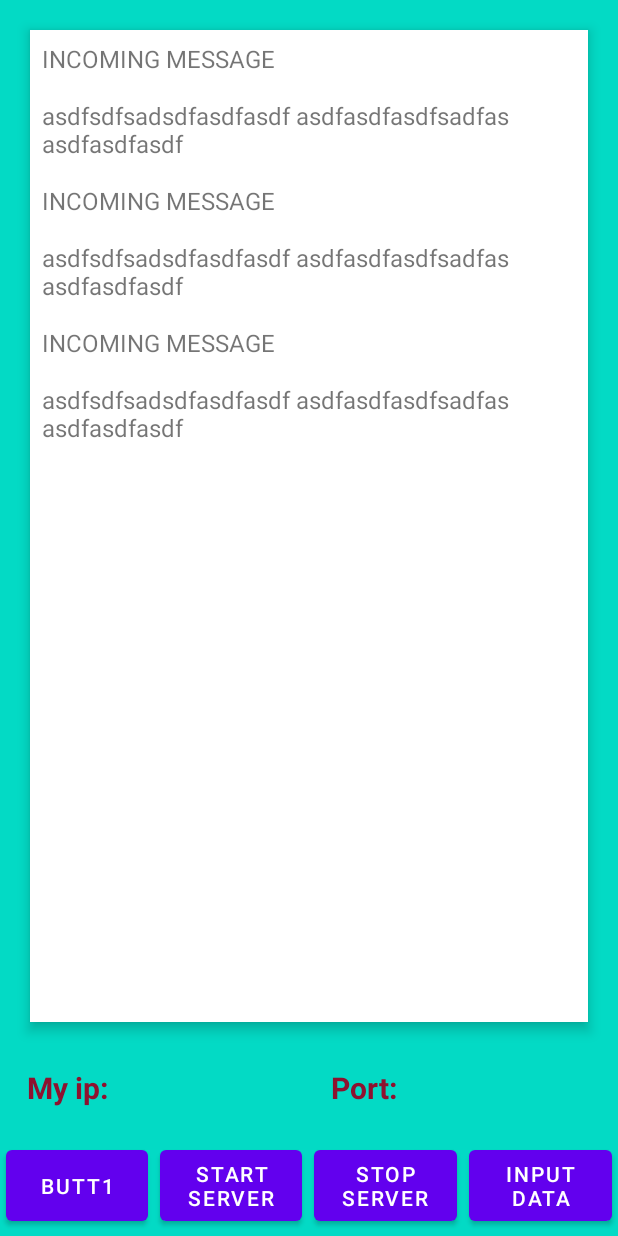
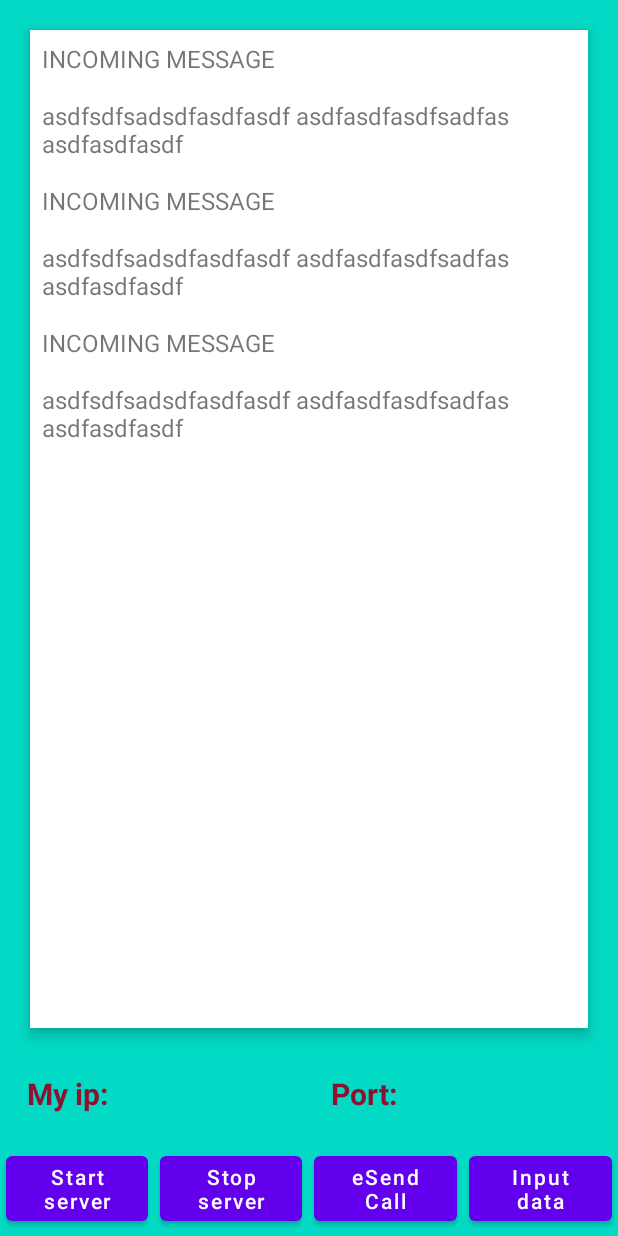
Before and after one commit to iliasPs/ecrTest, an Android app built with Jetpack Compose: the layout activity_main.xml on its own in the app's theme, with its tools: preview values and no code run, on a phone screen of 412 x 824 dp. Run offline under Robolectric (Android 15) with nearby library versions, the phone set to English and light mode, and no system bars.

Commit message:
all around fixes

```diff
--- a/app/src/main/res/layout/main_layout.xml
+++ b/app/src/main/res/layout/main_layout.xml
@@ -21,14 +21,14 @@
             android:layout_width="wrap_content"
             android:layout_height="wrap_content"
             android:layout_weight="0.5"
-            android:text="My ip:" />
+            android:text="@string/my_ip_header" />
 
         <TextView
             android:id="@+id/port_tv"
             style="@style/TextviewStyle"
             android:layout_width="wrap_content"
             android:layout_height="wrap_content"
-            android:text="Port:" />
+            android:text="@string/port_header_main" />
     </androidx.appcompat.widget.LinearLayoutCompat>
 
     <androidx.appcompat.widget.LinearLayoutCompat
@@ -42,20 +42,13 @@
         app:layout_constraintStart_toStartOf="parent">
 
         <Button
-            android:id="@+id/button_first"
-            android:layout_width="0dp"
-            android:layout_height="match_parent"
-            android:layout_margin="4dp"
-            android:layout_weight="1"
-            android:text="butt1" />
-
-        <Button
             android:id="@+id/button_2"
             android:layout_width="0dp"
             android:layout_height="match_parent"
             android:layout_margin="4dp"
             android:layout_weight="1"
-            android:text="start server" />
+            android:text="@string/start_server"
+            android:textAllCaps="false" />
 
         <Button
             android:id="@+id/button_3"
@@ -63,7 +56,18 @@
             android:layout_height="match_parent"
             android:layout_margin="4dp"
             android:layout_weight="1"
-            android:text="stop server" />
+            android:text="@string/stop_server"
+            android:textAllCaps="false" />
+
+
+        <Button
+            android:id="@+id/button_first"
+            android:layout_width="0dp"
+            android:layout_height="match_parent"
+            android:layout_margin="4dp"
+            android:layout_weight="1"
+            android:text="@string/e_send_call"
+            android:textAllCaps="false" />
 
         <Button
             android:id="@+id/button_4"
@@ -71,7 +75,8 @@
             android:layout_height="match_parent"
             android:layout_margin="4dp"
             android:layout_weight="1"
-            android:text="@string/new_data" />
+            android:text="@string/new_data"
+            android:textAllCaps="false" />
 
     </androidx.appcompat.widget.LinearLayoutCompat>
 
--- a/app/src/main/res/values/strings.xml
+++ b/app/src/main/res/values/strings.xml
@@ -12,4 +12,9 @@
     <string name="api_key_header">Api Key: </string>
     <string name="man_header">MAN: </string>
     <string name="app_version_header">App Version: </string>
+    <string name="my_ip_header">My ip:</string>
+    <string name="port_header_main">Port:</string>
+    <string name="start_server">Start server</string>
+    <string name="stop_server">Stop server</string>
+    <string name="e_send_call">eSend Call</string>
 </resources>
--- a/ecrTool/src/main/java/com/example/ecrtool/dataHandle/MessageHandler.kt
+++ b/ecrTool/src/main/java/com/example/ecrtool/dataHandle/MessageHandler.kt
@@ -1,11 +1,8 @@
 package com.example.ecrtool.dataHandle
 
 import android.util.Log
-import com.example.ecrtool.appData.AppData
 import com.example.ecrtool.listeners.MessageListener
-import com.example.ecrtool.listeners.PaymentResultListener
 import com.example.ecrtool.listeners.ProcessFlowsListener
-import com.example.ecrtool.models.trafficToPos.PaymentToPosResult
 import com.example.ecrtool.server.MyEcrServer
 import com.example.ecrtool.server.MyEcrServerSingleton
 import com.example.ecrtool.utils.Constants
@@ -26,7 +23,6 @@ import com.example.ecrtool.utils.Logger
 import com.example.ecrtool.utils.Utils
 import kotlinx.coroutines.CoroutineScope
 import kotlinx.coroutines.Dispatchers
-import kotlinx.coroutines.delay
 import kotlinx.coroutines.launch
 import java.io.UnsupportedEncodingException
 
```
Also changed, not shown: app/src/main/java/com/example/ecrtest/MainActivity.kt (+51 -131 lines), ecrTool/src/main/java/com/example/ecrtool/dataHandle/ProcessFlow.kt (+5 -2 lines), ecrTool/src/main/java/com/example/ecrtool/utils/Utils.kt (+36 -1 lines).
